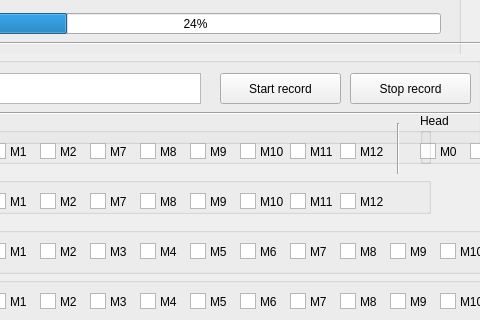
The window that roboy_trajectories_control/resource/roboy_trajectories_control.ui (Roboy/roboy_rqt_plugins) describes before a commit, drawn with Qt 5; both pictures show x 90 to 570 and y 387 to 707 of the 834 by 707 pixel window.
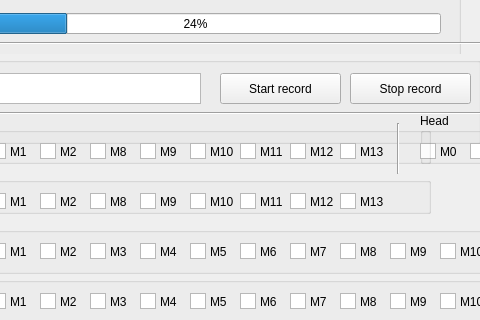
The same window after the commit.

Commit message: new pinout full compile

Diff of the .ui file:
```diff
--- a/roboy_trajectories_control/resource/roboy_trajectories_control.ui
+++ b/roboy_trajectories_control/resource/roboy_trajectories_control.ui
@@ -1165,7 +1165,7 @@
      </rect>
     </property>
     <property name="text">
-     <string>M7</string>
+     <string>M8</string>
     </property>
    </widget>
    <widget class="QLabel" name="label_76">
@@ -1178,7 +1178,7 @@
      </rect>
     </property>
     <property name="text">
-     <string>M9</string>
+     <string>M10</string>
     </property>
    </widget>
    <widget class="QGraphicsView" name="spine_left_m9">
@@ -1201,7 +1201,7 @@
      </rect>
     </property>
     <property name="text">
-     <string>M8</string>
+     <string>M9</string>
     </property>
    </widget>
    <widget class="QGraphicsView" name="spine_left_m7">
@@ -1234,7 +1234,7 @@
      </rect>
     </property>
     <property name="text">
-     <string>M10</string>
+     <string>M11</string>
     </property>
    </widget>
    <widget class="QLabel" name="label_79">
@@ -1247,7 +1247,7 @@
      </rect>
     </property>
     <property name="text">
-     <string>M12</string>
+     <string>M13</string>
     </property>
    </widget>
    <widget class="QGraphicsView" name="spine_left_m12">
@@ -1270,7 +1270,7 @@
      </rect>
     </property>
     <property name="text">
-     <string>M11</string>
+     <string>M12</string>
     </property>
    </widget>
    <widget class="QGraphicsView" name="spine_left_m10">
@@ -1378,6 +1378,16 @@
    <widget class="QGraphicsView" name="spine_right_m8">
     <property name="geometry">
      <rect>
+      <x>150</x>
+      <y>30</y>
+      <width>16</width>
+      <height>16</height>
+     </rect>
+    </property>
+   </widget>
+   <widget class="QGraphicsView" name="spine_right_m9">
+    <property name="geometry">
+     <rect>
       <x>200</x>
       <y>30</y>
       <width>16</width>
@@ -1395,7 +1405,7 @@
      </rect>
     </property>
     <property name="text">
-     <string>M8</string>
+     <string>M9</string>
     </property>
    </widget>
    <widget class="QLabel" name="label_82">
@@ -1408,45 +1418,45 @@
      </rect>
     </property>
     <property name="text">
-     <string>M7</string>
-    </property>
-   </widget>
-   <widget class="QGraphicsView" name="spine_right_m9">
-    <property name="geometry">
-     <rect>
-      <x>250</x>
-      <y>30</y>
-      <width>16</width>
-      <height>16</height>
-     </rect>
-    </property>
-   </widget>
-   <widget class="QLabel" name="label_83">
-    <property name="geometry">
-     <rect>
-      <x>270</x>
-      <y>30</y>
-      <width>31</width>
-      <height>17</height>
-     </rect>
-    </property>
-    <property name="text">
-     <string>M9</string>
+     <string>M8</string>
     </property>
    </widget>
    <widget class="QGraphicsView" name="spine_right_m10">
     <property name="geometry">
      <rect>
-      <x>300</x>
+      <x>250</x>
       <y>30</y>
       <width>16</width>
       <height>16</height>
      </rect>
     </property>
    </widget>
+   <widget class="QLabel" name="label_83">
+    <property name="geometry">
+     <rect>
+      <x>270</x>
+      <y>30</y>
+      <width>31</width>
+      <height>17</height>
+     </rect>
+    </property>
+    <property name="text">
+     <string>M10</string>
+    </property>
+   </widget>
    <widget class="QGraphicsView" name="spine_right_m11">
     <property name="geometry">
      <rect>
+      <x>300</x>
+      <y>30</y>
+      <width>16</width>
+      <height>16</height>
+     </rect>
+    </property>
+   </widget>
+   <widget class="QGraphicsView" name="spine_right_m12">
+    <property name="geometry">
+     <rect>
       <x>350</x>
       <y>30</y>
       <width>16</width>
@@ -1464,7 +1474,7 @@
      </rect>
     </property>
     <property name="text">
-     <string>M11</string>
+     <string>M12</string>
     </property>
    </widget>
    <widget class="QLabel" name="label_85">
@@ -1477,7 +1487,7 @@
      </rect>
     </property>
     <property name="text">
-     <string>M10</string>
+     <string>M11</string>
     </property>
    </widget>
    <widget class="QGraphicsView" name="spine_right_m12">
@@ -1500,7 +1510,7 @@
      </rect>
     </property>
     <property name="text">
-     <string>M12</string>
+     <string>M13</string>
     </property>
    </widget>
   </widget>
```
Left out of the diff: 29 changed lines with no effect on the pictures.
